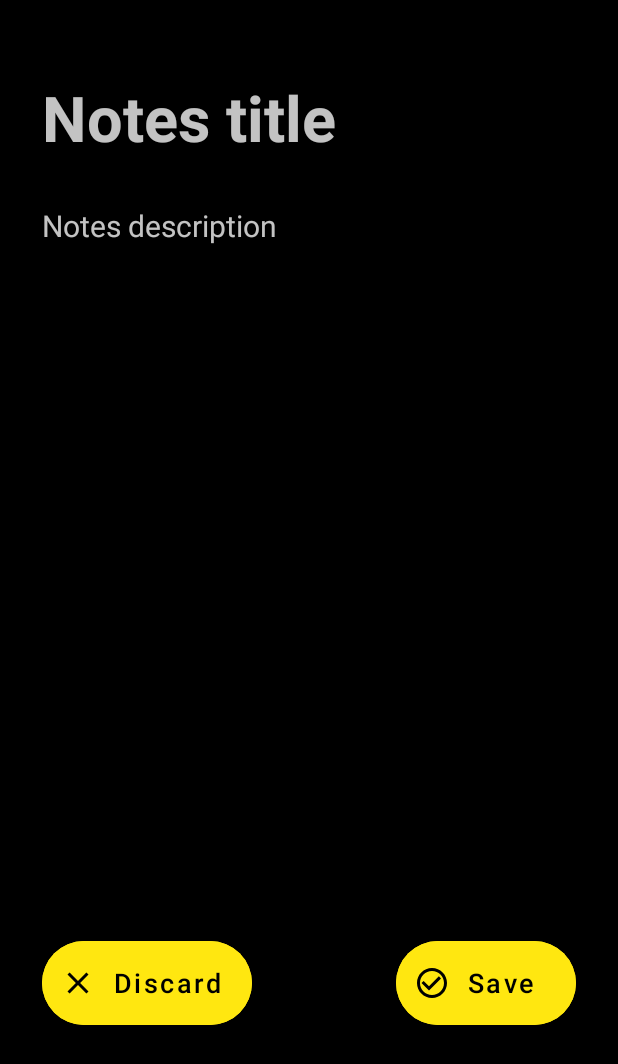
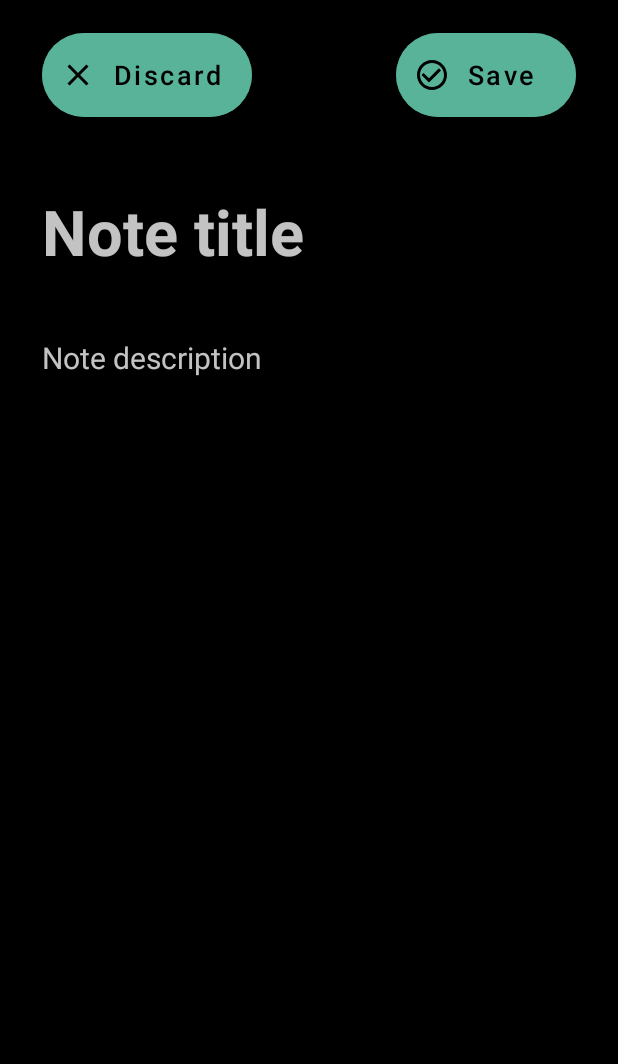
Before and after one commit to Aseempaul007/MVVM-Notes-App, an Android app: the NotesTakerActivity screen opened directly, with no data from a screen before it, on a phone screen of 412 x 824 dp. Shown: the top 1064 px of the screen. Run offline under Robolectric (Android 15) with nearby library versions, the phone set to English and light mode, and no system bars; our stand-ins replace Room's generated code.

Commit message:
UI changed!

```diff
--- /dev/null
+++ b/app/src/main/res/drawable/notes_background.xml
@@ -0,0 +1,9 @@
+<?xml version="1.0" encoding="utf-8"?>
+<selector xmlns:android="http://schemas.android.com/apk/res/android">
+
+    <item>
+        <shape android:shape="rectangle">
+            <gradient android:startColor="#D299FFFF" android:endColor="#DFC0E5F6"/>
+        </shape>
+    </item>
+</selector>
--- a/app/src/main/res/layout/activity_notes_taker.xml
+++ b/app/src/main/res/layout/activity_notes_taker.xml
@@ -14,30 +14,30 @@
         android:layout_width="wrap_content"
         android:layout_height="?attr/actionBarSize"
         android:layout_marginEnd="28dp"
+        android:layout_marginTop="22dp"
         android:backgroundTint="@color/Color_fab"
         android:padding="10dp"
         android:text="Save"
+        android:textAllCaps="false"
         android:textSize="18sp"
-        android:textAllCaps="false"
         app:icon="@drawable/ic_check_circle_outline_24"
-        app:layout_constraintBottom_toBottomOf="parent"
         app:layout_constraintEnd_toEndOf="parent"
-        app:layout_constraintTop_toBottomOf="@+id/editText_notes" />
+        app:layout_constraintTop_toTopOf="parent" />
 
     <com.google.android.material.floatingactionbutton.ExtendedFloatingActionButton
         android:id="@+id/imageView_cancel"
         android:layout_width="wrap_content"
         android:layout_height="?attr/actionBarSize"
         android:layout_marginStart="28dp"
+        android:layout_marginTop="22dp"
         android:backgroundTint="@color/Color_fab"
         android:padding="10dp"
         android:text="Discard"
+        android:textAllCaps="false"
         android:textSize="18sp"
-        android:textAllCaps="false"
         app:icon="@drawable/ic_clear"
-        app:layout_constraintBottom_toBottomOf="parent"
         app:layout_constraintStart_toStartOf="parent"
-        app:layout_constraintTop_toBottomOf="@+id/editText_notes" />
+        app:layout_constraintTop_toTopOf="parent" />
 
 
     <EditText
@@ -46,18 +46,18 @@
         android:layout_height="wrap_content"
         android:layout_marginLeft="20dp"
         android:layout_marginRight="20dp"
-        android:layout_marginTop="50dp"
-        android:hint="Notes title"
+        android:layout_marginTop="48dp"
+        android:background="@drawable/edittext_background"
+        android:hint="Note title"
         android:paddingStart="8dp"
         android:singleLine="true"
         android:textColor="#E4FFFFFF"
         android:textColorHint="#C3FFFFFF"
-        android:background="@drawable/edittext_background"
         android:textSize="42sp"
         android:textStyle="bold"
         app:layout_constraintEnd_toEndOf="parent"
         app:layout_constraintStart_toStartOf="parent"
-        app:layout_constraintTop_toTopOf="parent" />
+        app:layout_constraintTop_toBottomOf="@+id/imageView_cancel" />
 
 
     <EditText
@@ -66,13 +66,13 @@
         android:layout_height="350dp"
         android:layout_marginLeft="20dp"
         android:layout_marginRight="20dp"
-        android:hint="Notes description"
-        android:layout_marginTop="30dp"
-        android:paddingStart="8dp"
+        android:layout_marginTop="42dp"
         android:background="@drawable/edittext_background"
         android:gravity="top"
+        android:hint="Note description"
         android:inputType="textMultiLine"
         android:lines="20"
+        android:paddingStart="8dp"
         android:singleLine="false"
         android:textColor="#E4FFFFFF"
         android:textColorHint="#C3FFFFFF"
--- a/app/src/main/res/values/colors.xml
+++ b/app/src/main/res/values/colors.xml
@@ -16,5 +16,5 @@
     <color name="Color4">#71E6E6</color>
     <color name="Color5">#D49FEC</color>
 
-    <color name="Color_fab">#FFE710</color>
+    <color name="Color_fab">#C35DBEA3</color>
 </resources>
```
